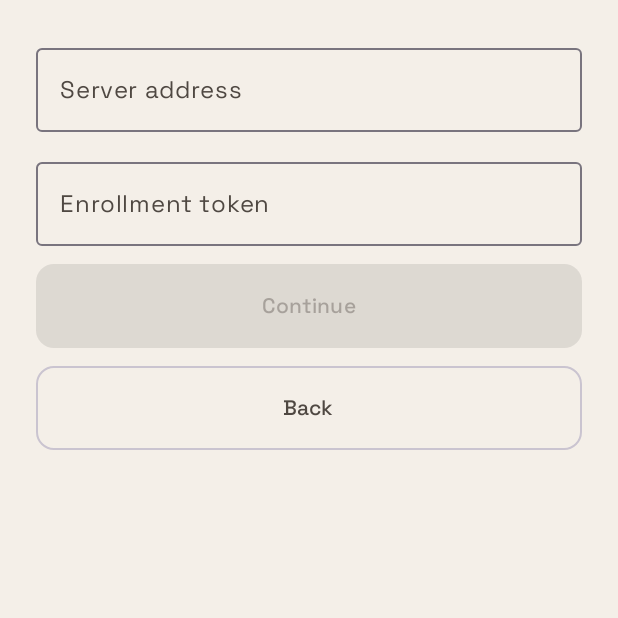
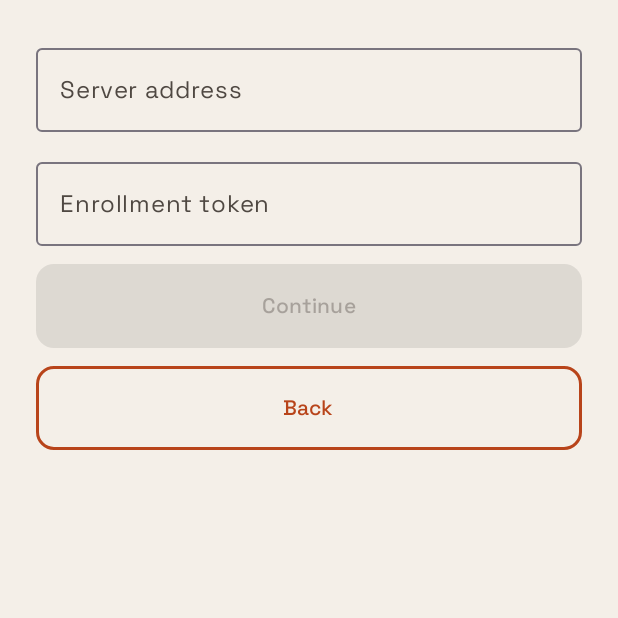
Before and after one commit to pierrejochem/rostdav-mfa, an Android app built with Jetpack Compose: the composable ManualEnrollScreen shown on its own in the app's theme, on a phone screen of 412 x 824 dp, the top half of it. Run offline under Robolectric (Android 15) with nearby library versions, the phone set to English and light mode, and no system bars.

Commit message:
feat(brand): action tokens, white on rust buttons like the web UI

```diff
--- a/android/app/src/main/kotlin/app/rustmfa/android/ui/Theme.kt
+++ b/android/app/src/main/kotlin/app/rustmfa/android/ui/Theme.kt
@@ -12,8 +12,10 @@ import app.rustmfa.android.ui.design.rostdavTypography
 
 internal fun lightScheme(): ColorScheme =
     lightColorScheme(
-        primary = Tokens.Light.rost600,
-        onPrimary = Tokens.Light.onRost,
+        primary = Tokens.Light.action,
+        onPrimary = Tokens.Light.onAction,
+        tertiary = Tokens.Light.rost600,
+        onTertiary = Tokens.Light.paper,
         primaryContainer = lerp(Tokens.Light.paper, Tokens.Light.rost500, 0.12f),
         onPrimaryContainer = Tokens.Light.rost700,
         secondary = Tokens.Light.rost500,
@@ -27,8 +29,10 @@ internal fun lightScheme(): ColorScheme =
 
 internal fun darkScheme(): ColorScheme =
     darkColorScheme(
-        primary = Tokens.Dark.rost600,
-        onPrimary = Tokens.Dark.onRost,
+        primary = Tokens.Dark.action,
+        onPrimary = Tokens.Dark.onAction,
+        tertiary = Tokens.Dark.rost600,
+        onTertiary = Tokens.Dark.paper,
         primaryContainer = lerp(Tokens.Dark.paper, Tokens.Dark.rost500, 0.12f),
         onPrimaryContainer = Tokens.Dark.rost700,
         secondary = Tokens.Dark.rost500,
--- a/android/app/src/main/kotlin/app/rustmfa/android/ui/design/BrandButton.kt
+++ b/android/app/src/main/kotlin/app/rustmfa/android/ui/design/BrandButton.kt
@@ -1,5 +1,6 @@
 package app.rustmfa.android.ui.design
 
+import androidx.compose.foundation.BorderStroke
 import androidx.compose.foundation.layout.heightIn
 import androidx.compose.foundation.shape.RoundedCornerShape
 import androidx.compose.material3.Button
@@ -30,7 +31,12 @@ fun BrandButton(
     when (kind) {
         ButtonKind.Filled -> Button(onClick, m, enabled, shape = shape) { label() }
         ButtonKind.Tonal -> FilledTonalButton(onClick, m, enabled, shape = shape) { label() }
-        ButtonKind.Outlined -> OutlinedButton(onClick, m, enabled, shape = shape) { label() }
+        ButtonKind.Outlined ->
+            OutlinedButton(
+                onClick, m, enabled, shape = shape,
+                colors = ButtonDefaults.outlinedButtonColors(contentColor = MaterialTheme.colorScheme.tertiary),
+                border = BorderStroke(1.5.dp, MaterialTheme.colorScheme.tertiary),
+            ) { label() }
         ButtonKind.Destructive ->
             Button(
                 onClick, m, enabled, shape = shape,
--- a/android/app/src/main/kotlin/app/rustmfa/android/ui/design/Tokens.kt
+++ b/android/app/src/main/kotlin/app/rustmfa/android/ui/design/Tokens.kt
@@ -12,7 +12,8 @@ object Tokens {
         val rost500 = Color(0xFFC2491D)
         val rost600 = Color(0xFFB8441A)
         val rost700 = Color(0xFF7A2A12)
-        val onRost = Color(0xFFFFFFFF)
+        val action = Color(0xFFB8441A)
+        val onAction = Color(0xFFFFFFFF)
         val ink = Color(0xFF15171C)
         val slate = Color(0xFF4F4842)
         val paper = Color(0xFFF4EFE8)
@@ -24,7 +25,8 @@ object Tokens {
         val rost500 = Color(0xFFE8783A)
         val rost600 = Color(0xFFF2A65A)
         val rost700 = Color(0xFFF7C589)
-        val onRost = Color(0xFF15171C)
+        val action = Color(0xFFC2491D)
+        val onAction = Color(0xFFFFFFFF)
         val ink = Color(0xFFF4EFE8)
         val slate = Color(0xFFC2BAB1)
         val paper = Color(0xFF0B0C10)
```
Also changed, not shown: 6 other files.
